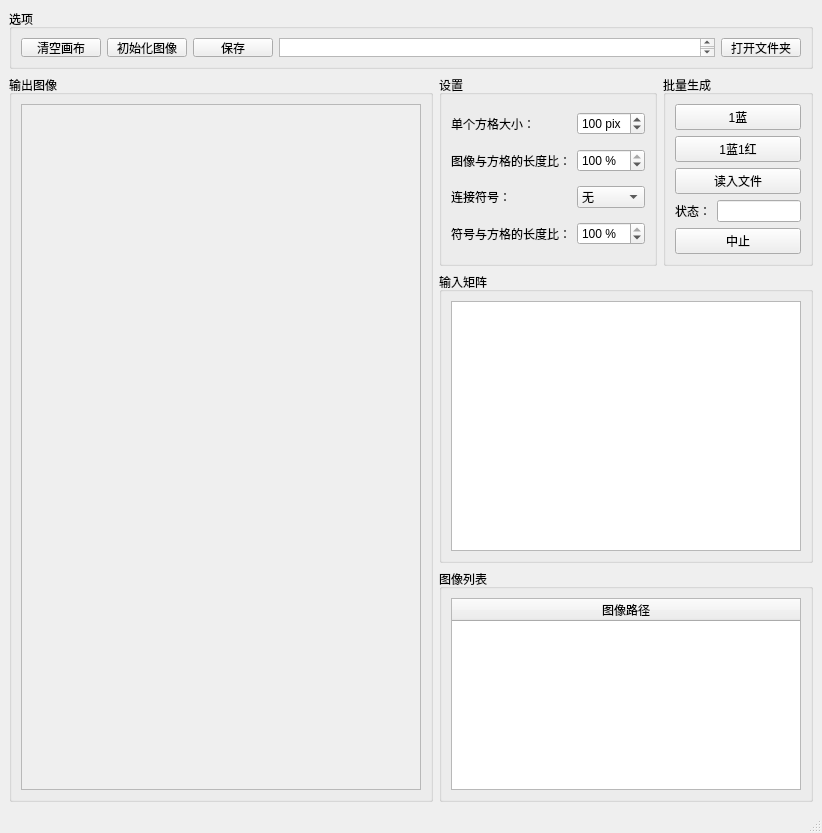
First picture: the form in forms/mainwindow.ui, repository FelixLin99/ImgInGrid, before the edit.
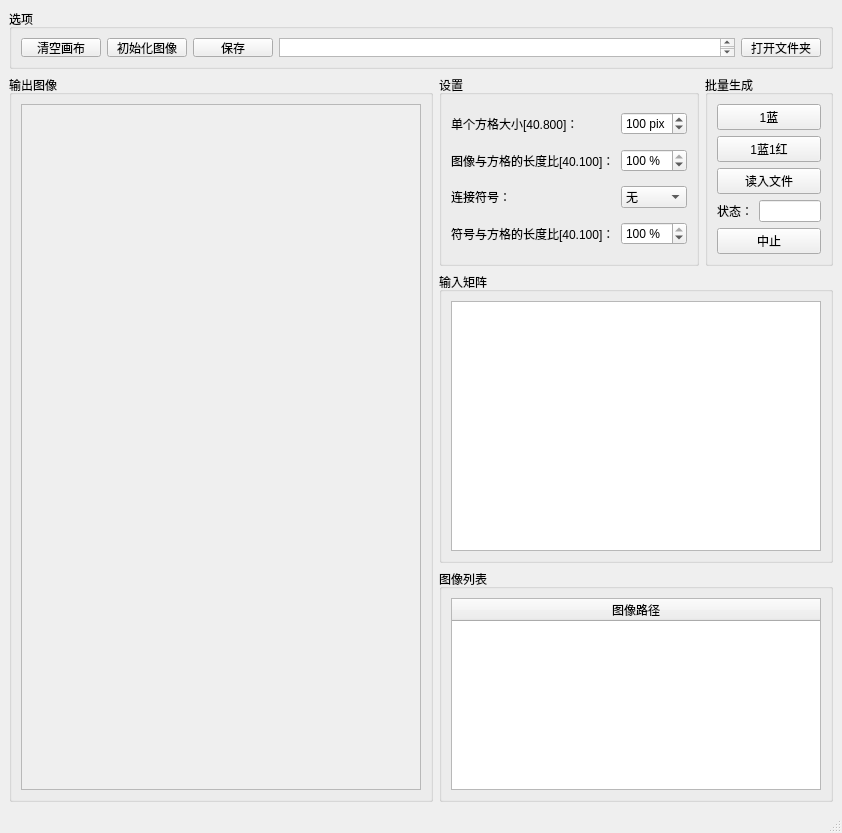
Second picture: the form after the edit.

Commit message: 调整绘图大小范围

What changed in the file:
```diff
--- a/forms/mainwindow.ui
+++ b/forms/mainwindow.ui
@@ -6,7 +6,7 @@
    <rect>
     <x>0</x>
     <y>0</y>
-    <width>814</width>
+    <width>842</width>
     <height>826</height>
    </rect>
   </property>
@@ -148,7 +148,7 @@
        <item row="0" column="0">
         <widget class="QLabel" name="label_2">
          <property name="text">
-          <string>单个方格大小：</string>
+          <string>单个方格大小[40.800]：</string>
          </property>
         </widget>
        </item>
@@ -161,7 +161,7 @@
           <number>40</number>
          </property>
          <property name="maximum">
-          <number>150</number>
+          <number>800</number>
          </property>
          <property name="value">
           <number>100</number>
@@ -171,7 +171,7 @@
        <item row="1" column="0">
         <widget class="QLabel" name="label">
          <property name="text">
-          <string>图像与方格的长度比：</string>
+          <string>图像与方格的长度比[40.100]：</string>
          </property>
         </widget>
        </item>
@@ -225,7 +225,7 @@
        <item row="3" column="0">
         <widget class="QLabel" name="label_4">
          <property name="text">
-          <string>符号与方格的长度比：</string>
+          <string>符号与方格的长度比[40.100]：</string>
          </property>
         </widget>
        </item>
```
Left out of the diff: 2 changed lines with no effect on the pictures.
